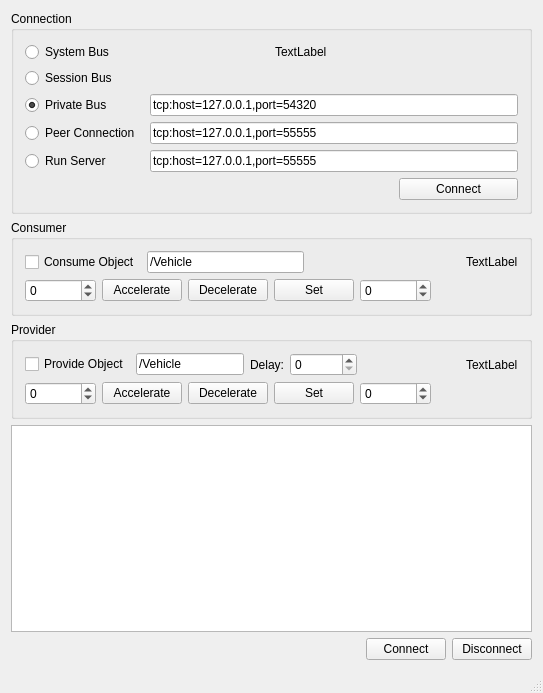
The window that dbustest/dbustest.ui (eespdg/dbusdemo) describes before a commit, drawn with Qt 5.
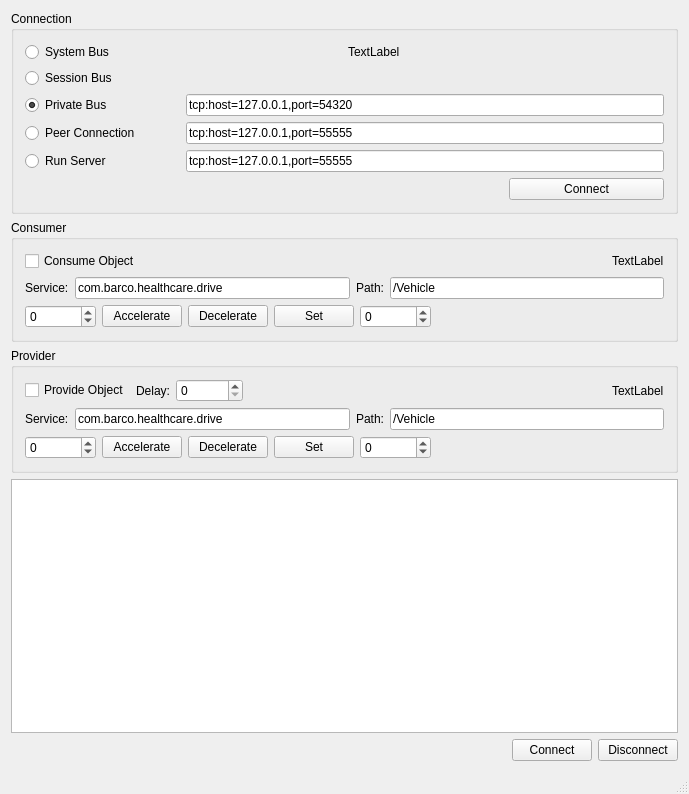
The same window after the commit.

Commit message: Poll 'NameHasOwner' to find service

The edit to the form file:
```diff
--- a/dbustest/dbustest.ui
+++ b/dbustest/dbustest.ui
@@ -6,15 +6,15 @@
    <rect>
     <x>0</x>
     <y>0</y>
-    <width>543</width>
-    <height>693</height>
+    <width>689</width>
+    <height>794</height>
    </rect>
   </property>
   <property name="windowTitle">
    <string>DBusTest</string>
   </property>
   <widget class="QWidget" name="centralWidget">
-   <layout class="QVBoxLayout" name="verticalLayout">
+   <layout class="QVBoxLayout" name="verticalLayout_3">
     <item>
      <widget class="QGroupBox" name="groupBox">
       <property name="title">
@@ -102,7 +102,7 @@
       <property name="title">
        <string>Consumer</string>
       </property>
-      <layout class="QVBoxLayout" name="verticalLayout_2">
+      <layout class="QVBoxLayout" name="verticalLayout">
        <item>
         <layout class="QHBoxLayout" name="horizontalLayout">
          <item>
@@ -112,13 +112,6 @@
            </property>
           </widget>
          </item>
-         <item>
-          <widget class="QLineEdit" name="txtConsPath">
-           <property name="text">
-            <string>/Vehicle</string>
-           </property>
-          </widget>
-         </item>
          <item>
           <spacer name="horizontalSpacer_3">
            <property name="orientation">
@@ -141,6 +134,38 @@
          </item>
         </layout>
        </item>
+       <item>
+        <layout class="QHBoxLayout" name="horizontalLayout_6">
+         <item>
+          <widget class="QLabel" name="label_3">
+           <property name="text">
+            <string>Service:</string>
+           </property>
+          </widget>
+         </item>
+         <item>
+          <widget class="QLineEdit" name="txtConsService">
+           <property name="text">
+            <string>com.barco.healthcare.drive</string>
+           </property>
+          </widget>
+         </item>
+         <item>
+          <widget class="QLabel" name="label_2">
+           <property name="text">
+            <string>Path:</string>
+           </property>
+          </widget>
+         </item>
+         <item>
+          <widget class="QLineEdit" name="txtConsPath">
+           <property name="text">
+            <string>/Vehicle</string>
+           </property>
+          </widget>
+         </item>
+        </layout>
+       </item>
        <item>
         <layout class="QHBoxLayout" name="horizontalLayout_2">
          <item>
@@ -207,7 +232,7 @@
       <property name="title">
        <string>Provider</string>
       </property>
-      <layout class="QVBoxLayout" name="verticalLayout_3">
+      <layout class="QVBoxLayout" name="verticalLayout_2">
        <item>
         <layout class="QHBoxLayout" name="horizontalLayout_3">
          <item>
@@ -217,13 +242,6 @@
            </property>
           </widget>
          </item>
-         <item>
-          <widget class="QLineEdit" name="txtProvPath">
-           <property name="text">
-            <string>/Vehicle</string>
-           </property>
-          </widget>
-         </item>
          <item>
           <widget class="QLabel" name="label">
            <property name="text">
@@ -266,6 +284,38 @@
          </item>
         </layout>
        </item>
+       <item>
+        <layout class="QHBoxLayout" name="horizontalLayout_7">
+         <item>
+          <widget class="QLabel" name="label_4">
+           <property name="text">
+            <string>Service:</string>
+           </property>
+          </widget>
+         </item>
+         <item>
+          <widget class="QLineEdit" name="txtProvService">
+           <property name="text">
+            <string>com.barco.healthcare.drive</string>
+           </property>
+          </widget>
+         </item>
+         <item>
+          <widget class="QLabel" name="label_5">
+           <property name="text">
+            <string>Path:</string>
+           </property>
+          </widget>
+         </item>
+         <item>
+          <widget class="QLineEdit" name="txtProvPath">
+           <property name="text">
+            <string>/Vehicle</string>
+           </property>
+          </widget>
+         </item>
+        </layout>
+       </item>
        <item>
         <layout class="QHBoxLayout" name="horizontalLayout_4">
          <item>
```
The commit also changes 7 other files.
